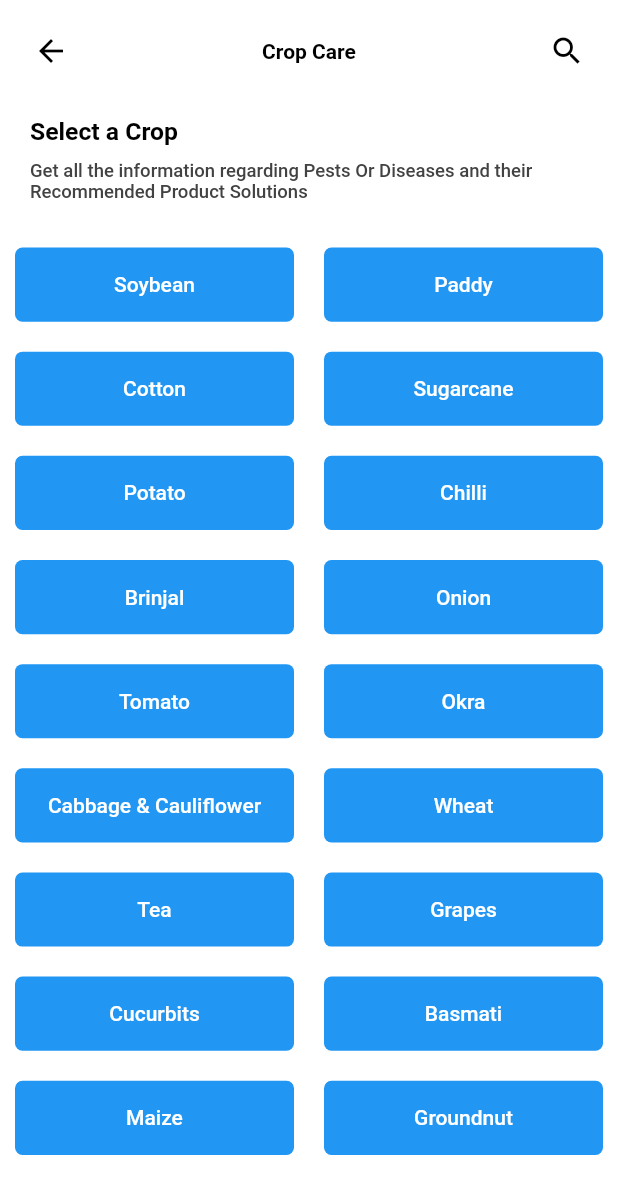
After one commit to yashaswi2000/gexxx, a Flutter app: the CropCare screen opened directly, on a phone screen of 412 x 824 dp. The commit adds this screen. Shown: the top 1194 px of the screen. Run offline on Flutter 3.47's test engine with Material 2 defaults, Android fonts, the phone set to English and light mode, and no system bars; our stand-ins replace auto_size_text, cloud_firestore, curved_navigation_bar, dynamic_theme, firebase_auth, flutter_spinkit and 8 more; missing offline and left inert: translator; accounts and stored records are empty; statements that could not run were skipped; project files that could hold a hidden picture were left out.

Commit message:
crop plan

```diff
--- a/lib/database/database.dart
+++ b/lib/database/database.dart
@@ -20,6 +20,9 @@ class DatabaseService {
 
   final CollectionReference PoliciesCollection =
       Firestore.instance.collection('policies');
+
+  final CollectionReference PestsCollection =
+      Firestore.instance.collection('pests');
 
   Future<bool> updatefavorites(String crop) async {
     try {
@@ -96,6 +99,17 @@ class DatabaseService {
     try {
       QuerySnapshot qs =
           await PoliciesCollection.where('category', isEqualTo: category)
+              .getDocuments();
+      return qs.documents.map((e) {
+        return e;
+      }).toList();
+    } catch (e) {}
+  }
+
+  Future<List<DocumentSnapshot>> getpests(String crop) async {
+    try {
+      QuerySnapshot qs =
+          await PestsCollection.where('cropname', isEqualTo: crop)
               .getDocuments();
       return qs.documents.map((e) {
         return e;
--- /dev/null
+++ b/lib/screens/cropcare.dart
@@ -0,0 +1,140 @@
+import 'package:flutter/material.dart';
+import 'package:gexxx_flutter/screens/croppest.dart';
+
+class CropCare extends StatefulWidget {
+  @override
+  _CropCareState createState() => _CropCareState();
+}
+
+class _CropCareState extends State<CropCare> {
+  List<String> crops;
+  @override
+  void initState() {
+    // TODO: implement initState
+    super.initState();
+    crops = [
+      'Soybean',
+      'Paddy',
+      'Cotton',
+      'Sugarcane',
+      'Potato',
+      'Chilli',
+      'Brinjal',
+      'Onion',
+      'Tomato',
+      'Okra',
+      'Cabbage & Cauliflower',
+      'Wheat',
+      'Tea',
+      'Grapes',
+      'Cucurbits',
+      'Basmati',
+      'Maize',
+      'Groundnut'
+    ];
+  }
+
+  @override
+  Widget build(BuildContext context) {
+    return Scaffold(
+      backgroundColor: Colors.white,
+      body: SafeArea(
+        child: SingleChildScrollView(
+          child: Column(
+            crossAxisAlignment: CrossAxisAlignment.start,
+            children: <Widget>[
+              Padding(
+                padding: const EdgeInsets.all(10.0),
+                child: Row(
+                  mainAxisAlignment: MainAxisAlignment.spaceBetween,
+                  children: <Widget>[
+                    IconButton(
+                      icon: Icon(
+                        Icons.arrow_back,
+                        color: Colors.black,
+                      ),
+                      onPressed: () {
+                        Navigator.pop(context);
+                      },
+                    ),
+                    Text(
+                      'Crop Care',
+                      style: TextStyle(
+                          color: Colors.black, fontWeight: FontWeight.bold),
+                    ),
+                    IconButton(
+                      icon: Icon(
+                        Icons.search,
+                        color: Colors.black,
+                      ),
+                      onPressed: () {},
+                    )
+                  ],
+                ),
+              ),
+              Padding(
+                padding: const EdgeInsets.only(left: 20.0, top: 10, bottom: 10),
+                child: Text(
+                  'Select a Crop',
+                  style: TextStyle(
+                      color: Colors.black,
+                      fontWeight: FontWeight.bold,
+                      fontSize: MediaQuery.of(context).size.height * 0.02),
+                ),
+              ),
+              Padding(
+                padding: const EdgeInsets.only(left: 20.0, right: 20),
+                child: Text(
+                  'Get all the information regarding Pests Or Diseases and their Recommended Product Solutions',
+                  style: TextStyle(
+                      color: Colors.grey[800],
+                      fontWeight: FontWeight.w500,
+                      fontSize: MediaQuery.of(context).size.height * 0.015),
+                ),
+              ),
+              SizedBox(
+                height: 20,
+              ),
+              Padding(
+                padding: const EdgeInsets.all(10.0),
+                child: Wrap(
+                  alignment: WrapAlignment.center,
+                  runSpacing: 20,
+                  spacing: 20,
+                  children: crops.map((e) {
+                    return InkWell(
+                      onTap: () {
+                        Navigator.push(
+                            context,
+                            MaterialPageRoute(
+                                builder: (context) => CropPest(
+                                      crop: e,
+                                    )));
+                      },
+                      child: Container(
+                        height: MediaQuery.of(context).size.height * 0.06,
+                        width: MediaQuery.of(context).size.width / 2 - 20,
+                        decoration: BoxDecoration(
+                            color: Colors.blue,
+                            borderRadius: BorderRadius.circular(5)),
+                        child: Center(
+                          child: Text(
+                            e,
+                            style: TextStyle(
+                                color: Colors.white,
+                                fontWeight: FontWeight.w500),
+                            overflow: TextOverflow.ellipsis,
+                          ),
+                        ),
+                      ),
+                    );
+                  }).toList(),
+                ),
+              )
+            ],
+          ),
+        ),
+      ),
+    );
+  }
+}
```
Also changed, not shown: lib/screens/Home.dart (+55 -0 lines), lib/screens/croppest.dart (added, +141 -0 lines), 1 other file.
